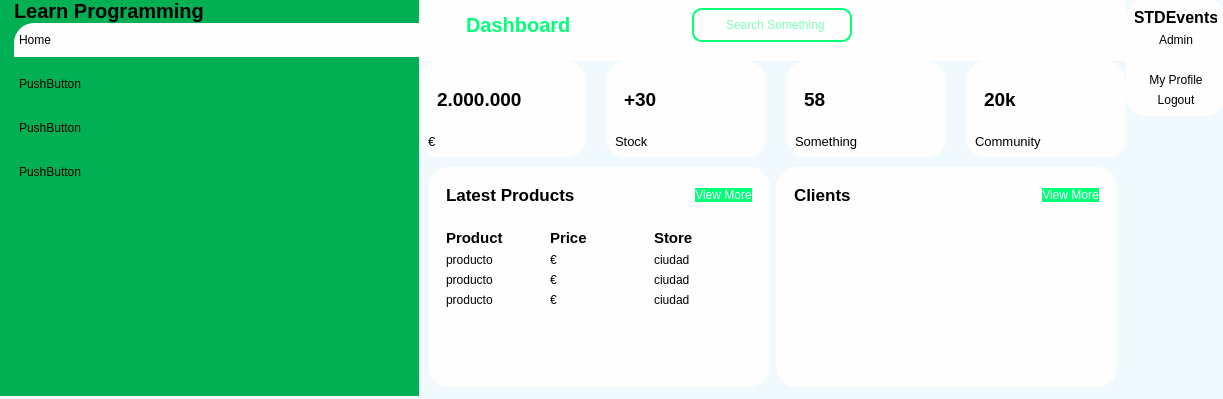
Above: src/Vista/administrador.ui from gjimec00/STDEvents before the change. Below: the same form after it.
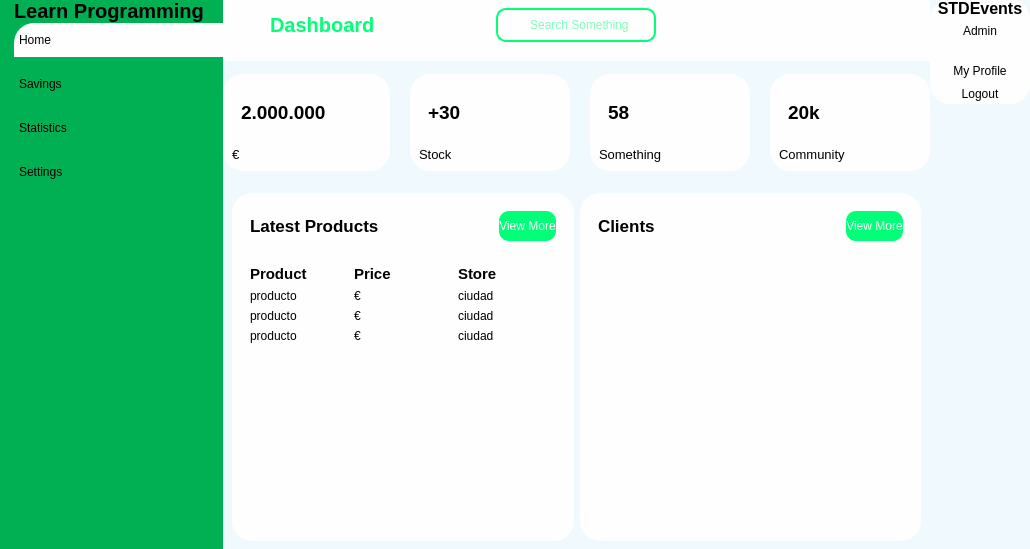
That is the form after the change. Icons and pictures are not drawn.

Commit message: cambios pequeños en administrador ui

The edit to the form file:
```diff
--- a/src/Vista/administrador.ui
+++ b/src/Vista/administrador.ui
@@ -6,8 +6,8 @@
    <rect>
     <x>0</x>
     <y>0</y>
-    <width>1223</width>
-    <height>399</height>
+    <width>1030</width>
+    <height>549</height>
    </rect>
   </property>
   <property name="windowTitle">
@@ -70,8 +70,8 @@
     <rect>
      <x>-1</x>
      <y>-1</y>
-     <width>1227</width>
-     <height>397</height>
+     <width>1031</width>
+     <height>551</height>
     </rect>
    </property>
    <layout class="QHBoxLayout" name="centralWidget">
@@ -222,7 +222,7 @@
                 <item>
                  <widget class="QPushButton" name="pushButton_3">
                   <property name="text">
-                   <string>PushButton</string>
+                   <string>Savings</string>
                   </property>
                   <property name="icon">
                    <iconset resource="../../Recursos.qrc">
@@ -239,7 +239,7 @@
                 <item>
                  <widget class="QPushButton" name="pushButton_6">
                   <property name="text">
-                   <string>PushButton</string>
+                   <string>Statistics</string>
                   </property>
                   <property name="icon">
                    <iconset resource="../../Recursos.qrc">
@@ -256,7 +256,7 @@
                 <item>
                  <widget class="QPushButton" name="pushButton_5">
                   <property name="text">
-                   <string>PushButton</string>
+                   <string>Settings</string>
                   </property>
                   <property name="icon">
                    <iconset resource="../../Recursos.qrc">
@@ -286,7 +286,7 @@
      <widget class="QWidget" name="mainBody" native="true">
       <layout class="QVBoxLayout" name="verticalLayout">
        <property name="spacing">
-        <number>0</number>
+        <number>13</number>
        </property>
        <property name="leftMargin">
         <number>0</number>
@@ -776,7 +776,7 @@
                    <string/>
                   </property>
                   <property name="pixmap">
-                   <pixmap resource="../../Recursos.qrc">:/greenicons/icons/greenicons/shopping-cart.svg</pixmap>
+                   <pixmap resource="../../Recursos.qrc">:/greenicons/icons/greenicons/users.svg</pixmap>
                   </property>
                   <property name="scaledContents">
                    <bool>true</bool>
@@ -840,6 +840,12 @@
                 </item>
                 <item alignment="Qt::AlignRight">
                  <widget class="QPushButton" name="pushButton">
+                  <property name="minimumSize">
+                   <size>
+                    <width>0</width>
+                    <height>30</height>
+                   </size>
+                  </property>
                   <property name="text">
                    <string>View More</string>
                   </property>
@@ -1021,6 +1027,12 @@
                 </item>
                 <item alignment="Qt::AlignRight">
                  <widget class="QPushButton" name="pushButton_2">
+                  <property name="minimumSize">
+                   <size>
+                    <width>0</width>
+                    <height>30</height>
+                   </size>
+                  </property>
                   <property name="text">
                    <string>View More</string>
                   </property>
@@ -1138,6 +1150,21 @@
           <enum>QFrame::Raised</enum>
          </property>
          <layout class="QVBoxLayout" name="verticalLayout_13">
+          <property name="spacing">
+           <number>6</number>
+          </property>
+          <property name="leftMargin">
+           <number>0</number>
+          </property>
+          <property name="topMargin">
+           <number>0</number>
+          </property>
+          <property name="rightMargin">
+           <number>0</number>
+          </property>
+          <property name="bottomMargin">
+           <number>0</number>
+          </property>
           <item alignment="Qt::AlignTop">
            <widget class="QLabel" name="label_29">
             <property name="font">
@@ -1199,6 +1226,12 @@
           </item>
           <item>
            <widget class="QPushButton" name="pushButton_8">
+            <property name="minimumSize">
+             <size>
+              <width>0</width>
+              <height>20</height>
+             </size>
+            </property>
             <property name="text">
              <string>Logout</string>
             </property>
```
